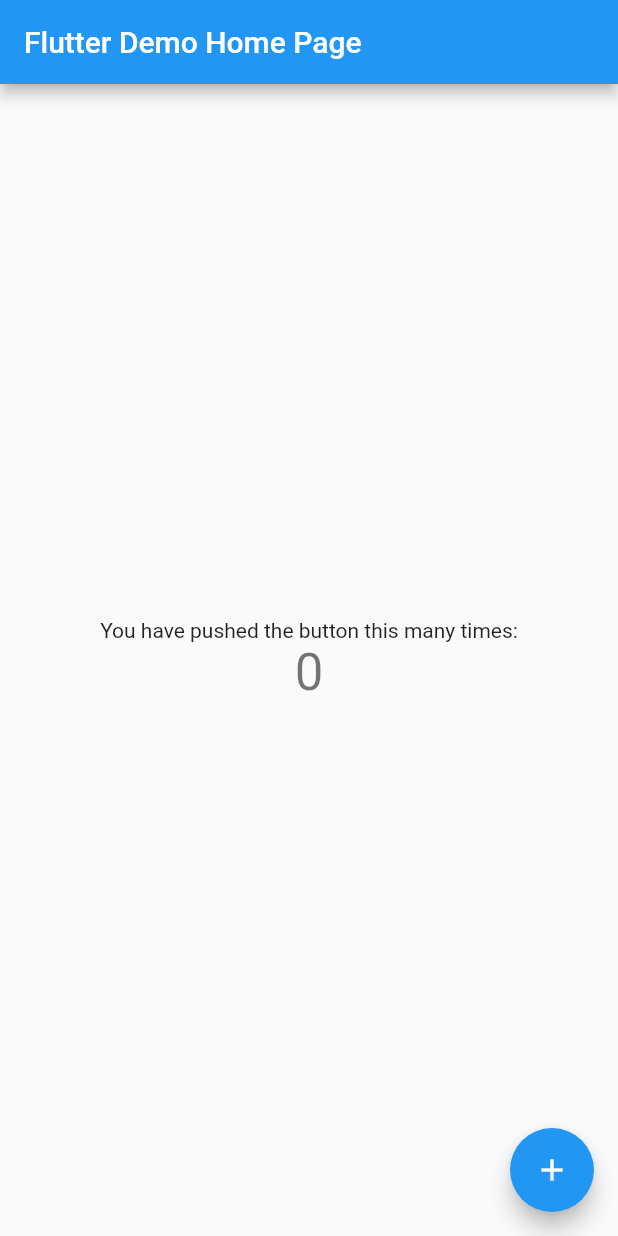
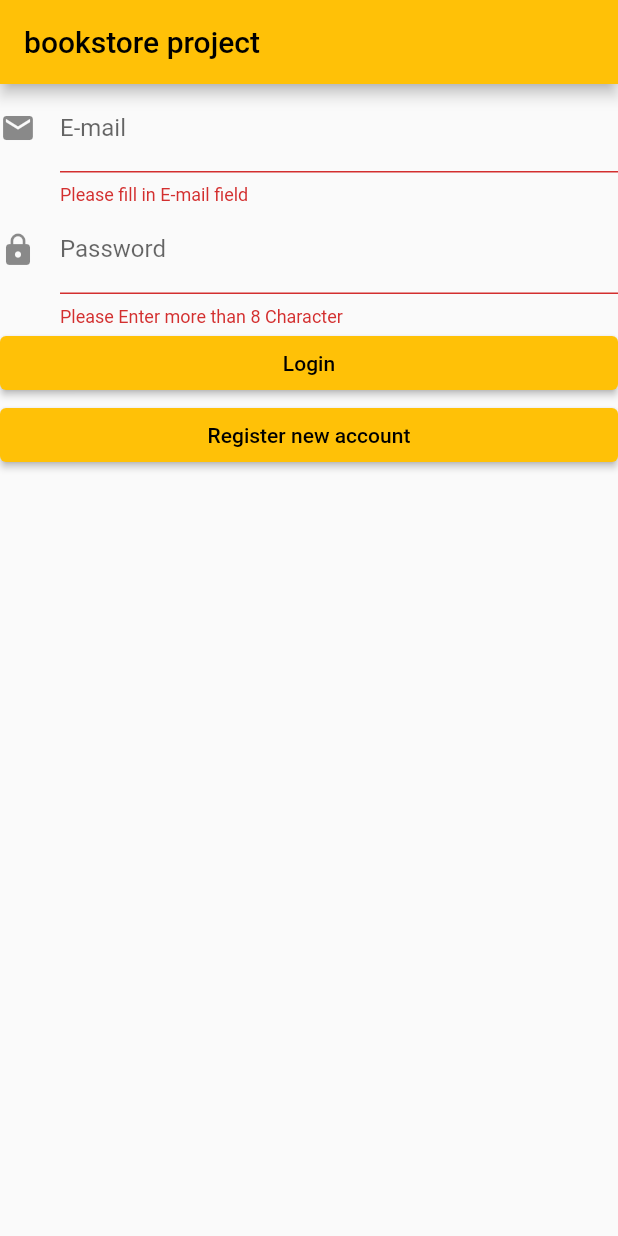
Before and after one commit to paowick/bookstoreMobile, a Flutter app: the screen it shows after launch, on a phone screen of 412 x 824 dp. Run offline on Flutter 3.47's test engine with Material 2 defaults, Android fonts, the light colour scheme and no system bars; our stand-ins replace firebase_auth, firebase_core; accounts and stored records are empty.

Commit message:
login furture

```diff
--- /dev/null
+++ b/bookstore/lib/login.dart
@@ -0,0 +1,142 @@
+import 'package:bookstore/main.dart';
+import 'package:flutter/material.dart';
+import 'package:bookstore/register.dart';
+
+import 'package:firebase_auth/firebase_auth.dart';
+
+class LoginPage extends StatefulWidget {
+  const LoginPage({Key? key}) : super(key: key);
+
+  @override
+  _LoginPageState createState() => _LoginPageState();
+}
+
+class _LoginPageState extends State<LoginPage> {
+  final _formstate = GlobalKey<FormState>();
+
+  String? email;
+
+  String? password;
+
+  final auth = FirebaseAuth.instance;
+
+  @override
+  Widget build(BuildContext context) {
+    return Scaffold(
+        appBar: AppBar(
+          title: Text(appName),
+        ),
+        body: Form(
+          autovalidateMode: AutovalidateMode.always,
+          key: _formstate,
+          child: ListView(
+            children: <Widget>[
+              emailTextFormField(),
+              passwordTextFormField(),
+              loginButton(),
+              registerButton(context),
+            ],
+          ),
+        ));
+  }
+
+  ElevatedButton registerButton(BuildContext context) {
+    return ElevatedButton(
+// ignore: prefer_const_constructors
+
+      child: Text('Register new account'),
+
+      onPressed: () {
+        print('Goto Regis pagge');
+
+        Navigator.pushNamed(context, '/register');
+      },
+    );
+  }
+
+  ElevatedButton loginButton() {
+    return ElevatedButton(
+        child: Text('Login'),
+        onPressed: () async {
+          if (_formstate.currentState!.validate()) {
+            print('Valid Form');
+
+            _formstate.currentState!.save();
+
+            try {
+              await auth
+                  .signInWithEmailAndPassword(
+                      email: email!, password: password!)
+                  .then((value) {
+                if (value.user!.emailVerified) {
+                  ScaffoldMessenger.of(context).showSnackBar(
+                      const SnackBar(content: Text("Login Pass")));
+                  Navigator.pushReplacementNamed(context, '/homepage');
+                } else {
+                  ScaffoldMessenger.of(context).showSnackBar(
+                      const SnackBar(content: Text("Please verify email")));
+                }
+              }).catchError((reason) {
+                ScaffoldMessenger.of(context).showSnackBar(
+                    const SnackBar(content: Text("Login or Password Invalid")));
+              });
+            } on FirebaseAuthException catch (e) {
+              if (e.code == 'user-not-found') {
+                print('No user found for that email.');
+              } else if (e.code == 'wrong-password') {
+                print('Wrong password provided for that user.');
+              }
+            }
+          } else
+            print('Invalid Form');
+        });
+  }
+
+  TextFormField passwordTextFormField() {
+    return TextFormField(
+      onSaved: (value) {
+        password = value!.trim();
+      },
+      validator: (value) {
+        if (value!.length < 8)
+          return 'Please Enter more than 8 Character';
+        else
+          return null;
+      },
+      obscureText: true,
+      keyboardType: TextInputType.text,
+      decoration: const InputDecoration(
+        labelText: 'Password',
+        icon: Icon(Icons.lock),
+      ),
+    );
+  }
+
+  TextFormField emailTextFormField() {
+    return TextFormField(
+      onSaved: (value) {
+        email = value!.trim();
+      },
+      validator: (value) {
+        if (!validateEmail(value!))
+          return 'Please fill in E-mail field';
+        else
+          return null;
+      },
+      keyboardType: TextInputType.emailAddress,
+      textInputAction: TextInputAction.next,
+      decoration: const InputDecoration(
+        labelText: 'E-mail',
+        icon: Icon(Icons.email),
+        hintText: 'x@x.com',
+      ),
+    );
+  }
+
+  bool validateEmail(String value) {
+    RegExp regex = RegExp(
+        r'^(([^>()[\]\\.,;:\s@\"]+(\.[^<>()[\]\\.,;:\s@\"]+)*)|(\".+\"))@((\[[0-9]{1,3}\.[0-9]{1,3}\.[0-9]{1,3}\.[0-9]{1,3}\])|(([a-zA-Z\-0-9]+\.)+[a-zA-Z]{2,}))$');
+
+    return (!regex.hasMatch(value)) ? false : true;
+  }
+}
--- a/bookstore/lib/main.dart
+++ b/bookstore/lib/main.dart
@@ -1,115 +1,36 @@
+import 'package:bookstore/homepage.dart';
 import 'package:flutter/material.dart';
+import 'package:bookstore/login.dart';
+import 'package:firebase_core/firebase_core.dart';
+import 'package:bookstore/register.dart';
 
-void main() {
+final appName = 'bookstore project';
+void main() async {
+  WidgetsFlutterBinding.ensureInitialized();
+  await Firebase.initializeApp();
   runApp(const MyApp());
 }
 
 class MyApp extends StatelessWidget {
-  const MyApp({super.key});
-
-  // This widget is the root of your application.
+  const MyApp({Key? key}) : super(key: key);
+// This widget is the root of your application.
   @override
   Widget build(BuildContext context) {
+    return buildMaterialApp();
+  }
+
+  MaterialApp buildMaterialApp() {
     return MaterialApp(
       title: 'Flutter Demo',
       theme: ThemeData(
-        // This is the theme of your application.
-        //
-        // Try running your application with "flutter run". You'll see the
-        // application has a blue toolbar. Then, without quitting the app, try
-        // changing the primarySwatch below to Colors.green and then invoke
-        // "hot reload" (press "r" in the console where you ran "flutter run",
-        // or simply save your changes to "hot reload" in a Flutter IDE).
-        // Notice that the counter didn't reset back to zero; the application
-        // is not restarted.
-        primarySwatch: Colors.blue,
+        primarySwatch: Colors.amber,
       ),
-      home: const MyHomePage(title: 'Flutter Demo Home Page'),
+      initialRoute: '/',
+      routes: {
+        '/': (context) => LoginPage(),
+        '/register': (context) => RegisterPage(),
+        '/homepage':(context) => Homepage(),
+      },
     );
   }
 }
-
-class MyHomePage extends StatefulWidget {
-  const MyHomePage({super.key, required this.title});
-
-  // This widget is the home page of your application. It is stateful, meaning
-  // that it has a State object (defined below) that contains fields that affect
-  // how it looks.
-
-  // This class is the configuration for the state. It holds the values (in this
-  // case the title) provided by the parent (in this case the App widget) and
-  // used by the build method of the State. Fields in a Widget subclass are
-  // always marked "final".
-
-  final String title;
-
-  @override
-  State<MyHomePage> createState() => _MyHomePageState();
-}
-
-class _MyHomePageState extends State<MyHomePage> {
-  int _counter = 0;
-
-  void _incrementCounter() {
-    setState(() {
-      // This call to setState tells the Flutter framework that something has
-      // changed in this State, which causes it to rerun the build method below
-      // so that the display can reflect the updated values. If we changed
-      // _counter without calling setState(), then the build method would not be
-      // called again, and so nothing would appear to happen.
-      _counter++;
-    });
-  }
-
-  @override
-  Widget build(BuildContext context) {
-    // This method is rerun every time setState is called, for instance as done
-    // by the _incrementCounter method above.
-    //
-    // The Flutter framework has been optimized to make rerunning build methods
-    // fast, so that you can just rebuild anything that needs updating rather
-    // than having to individually change instances of widgets.
-    return Scaffold(
-      appBar: AppBar(
-        // Here we take the value from the MyHomePage object that was created by
-        // the App.build method, and use it to set our appbar title.
-        title: Text(widget.title),
-      ),
-      body: Center(
-        // Center is a layout widget. It takes a single child and positions it
-        // in the middle of the parent.
-        child: Column(
-          // Column is also a layout widget. It takes a list of children and
-          // arranges them vertically. By default, it sizes itself to fit its
-          // children horizontally, and tries to be as tall as its parent.
-          //
-          // Invoke "debug painting" (press "p" in the console, choose the
-          // "Toggle Debug Paint" action from the Flutter Inspector in Android
-          // Studio, or the "Toggle Debug Paint" command in Visual Studio Code)
-          // to see the wireframe for each widget.
-          //
-          // Column has various properties to control how it sizes itself and
-          // how it positions its children. Here we use mainAxisAlignment to
-          // center the children vertically; the main axis here is the vertical
-          // axis because Columns are vertical (the cross axis would be
-          // horizontal).
-          mainAxisAlignment: MainAxisAlignment.center,
-          children: <Widget>[
-            const Text(
-              'You have pushed the button this many times:',
-            ),
-            Text(
-              '$_counter',
-              style: Theme.of(context).textTheme.headline4,
-            ),
-          ],
-        ),
-      ),
-      floatingActionButton: FloatingActionButton(
-        onPressed: _incrementCounter,
-        tooltip: 'Increment',
-        child: const Icon(Icons.add),
-      ), // This trailing comma makes auto-formatting nicer for build methods.
-    );
-  }
-}
--- a/bookstore/pubspec.yaml
+++ b/bookstore/pubspec.yaml
@@ -36,6 +36,8 @@
   # The following adds the Cupertino Icons font to your application.
   # Use with the CupertinoIcons class for iOS style icons.
   cupertino_icons: ^1.0.2
+  firebase_core: ^1.24.0
+  firebase_auth: ^3.11.2
 
 dev_dependencies:
   flutter_test:
```
Also changed, not shown: bookstore/lib/homepage.dart (added, +34 -0 lines), bookstore/lib/register.dart (added, +95 -0 lines), bookstore/pubspec.lock, 4 other files.
